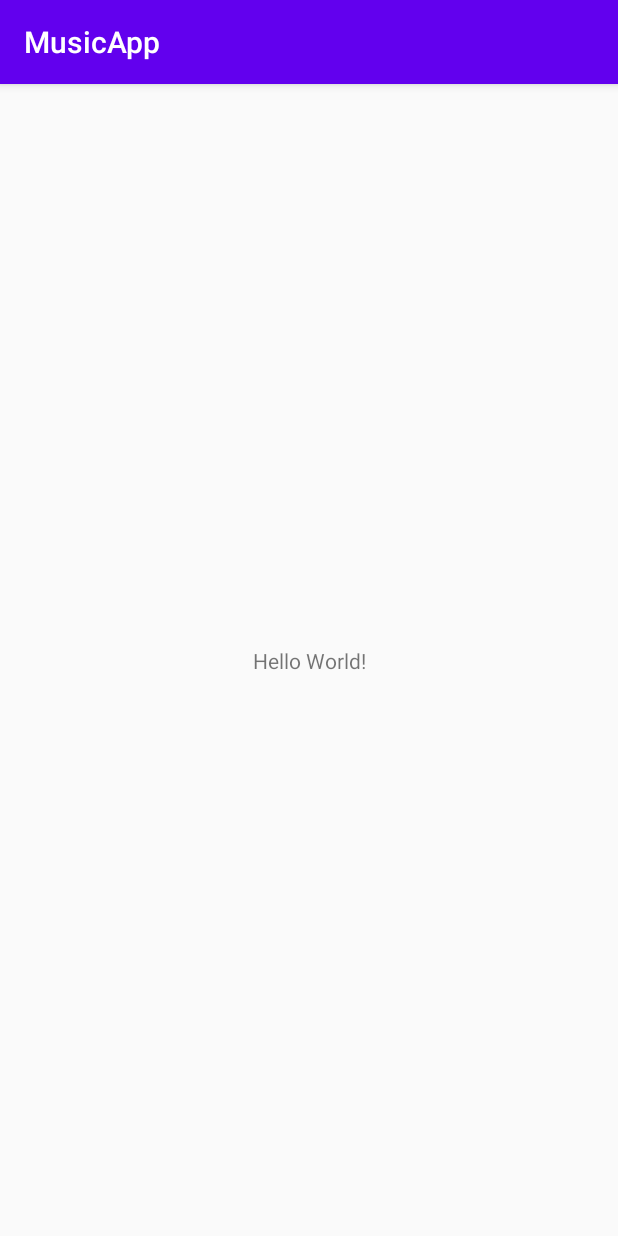
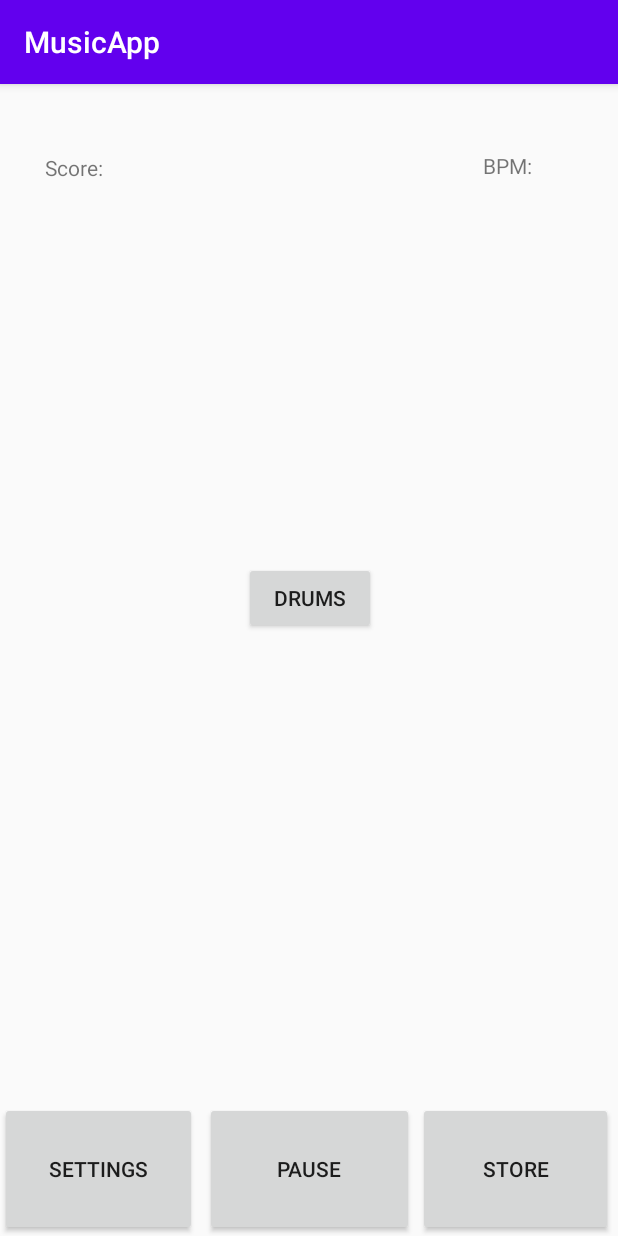
Before and after one commit to gunnersperos/MobileDeviceProgramming, an Android app: the screen it shows after launch (MainActivity), on a phone screen of 412 x 824 dp. Run offline under Robolectric (Android 15) with nearby library versions, the phone set to English and light mode, and no system bars.

Commit message:
added basic UI

```diff
--- a/app/src/main/res/layout/activity_main.xml
+++ b/app/src/main/res/layout/activity_main.xml
@@ -6,13 +6,68 @@
     android:layout_height="match_parent"
     tools:context=".MainActivity">
 
+    <Button
+        android:id="@+id/btnPause"
+        android:layout_width="139dp"
+        android:layout_height="89dp"
+        android:layout_marginStart="5dp"
+        android:text="Pause"
+        app:layout_constraintBottom_toBottomOf="parent"
+        app:layout_constraintStart_toEndOf="@+id/btnSettings" />
+
+    <Button
+        android:id="@+id/btnStore"
+        android:layout_width="130dp"
+        android:layout_height="89dp"
+        android:layout_marginEnd="3dp"
+        android:text="Store"
+        app:layout_constraintBottom_toBottomOf="parent"
+        app:layout_constraintEnd_toEndOf="parent" />
+
     <TextView
+        android:id="@+id/lblBpm"
         android:layout_width="wrap_content"
         android:layout_height="wrap_content"
-        android:text="Hello World!"
+        android:text="BPM:"
         app:layout_constraintBottom_toBottomOf="parent"
+        app:layout_constraintHorizontal_bias="0.849"
         app:layout_constraintLeft_toLeftOf="parent"
         app:layout_constraintRight_toRightOf="parent"
+        app:layout_constraintTop_toTopOf="parent"
+        app:layout_constraintVertical_bias="0.06" />
+
+    <TextView
+        android:id="@+id/lblScore"
+        android:layout_width="wrap_content"
+        android:layout_height="wrap_content"
+        android:text="Score:"
+        app:layout_constraintBottom_toBottomOf="parent"
+        app:layout_constraintHorizontal_bias="0.08"
+        app:layout_constraintLeft_toLeftOf="parent"
+        app:layout_constraintRight_toRightOf="parent"
+        app:layout_constraintTop_toTopOf="parent"
+        app:layout_constraintVertical_bias="0.061" />
+
+    <Button
+        android:id="@+id/btnSettings"
+        android:layout_width="131dp"
+        android:layout_height="89dp"
+        android:text="Settings"
+        app:layout_constraintBottom_toBottomOf="parent"
+        app:layout_constraintStart_toStartOf="parent" />
+
+    <Button
+        android:id="@+id/btnDrums"
+        android:layout_width="wrap_content"
+        android:layout_height="wrap_content"
+        android:layout_marginStart="162dp"
+        android:layout_marginTop="300dp"
+        android:layout_marginEnd="161dp"
+        android:layout_marginBottom="294dp"
+        android:text="Drums"
+        app:layout_constraintBottom_toTopOf="@+id/btnPause"
+        app:layout_constraintEnd_toEndOf="parent"
+        app:layout_constraintStart_toStartOf="parent"
         app:layout_constraintTop_toTopOf="parent" />
 
 </androidx.constraintlayout.widget.ConstraintLayout>
```
